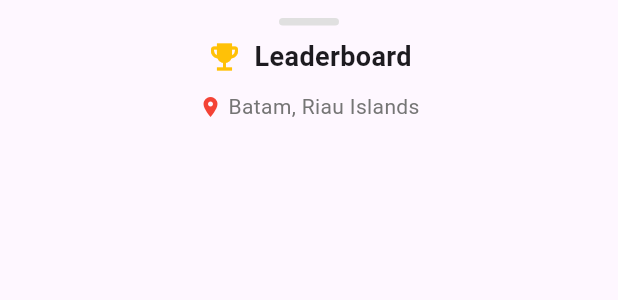
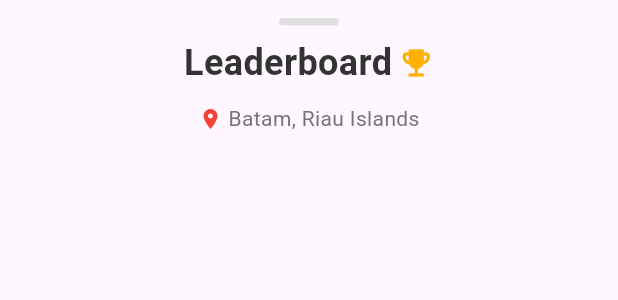
Before and after one commit to galihtra/turun, a Flutter app: the TerritoryLeaderboardContent widget shown alone on an empty page, opened directly with empty values, on a phone screen of 412 x 824 dp. Shown: the top 300 px of the screen. Run offline on Flutter 3.47's test engine with Material 3 defaults, Android fonts, the phone set to English and light mode, and no system bars; our stand-ins replace flutter_dotenv, flutter_screenutil, flutter_svg, gap, google_fonts, google_maps_flutter and 2 more; accounts and stored records are empty.

Commit message:
update territory leaderboard

```diff
--- a/lib/pages/territory_leaderboard/widgets/territory_leaderboard_content.dart
+++ b/lib/pages/territory_leaderboard/widgets/territory_leaderboard_content.dart
@@ -1,4 +1,6 @@
 import 'package:flutter/material.dart';
+import 'package:turun/resources/colors_app.dart';
+import 'package:turun/resources/styles_app.dart';
 import 'package:turun/resources/values_app.dart';
 
 class TerritoryLeaderboardContent extends StatelessWidget {
@@ -43,29 +45,45 @@ class TerritoryLeaderboardContent extends StatelessWidget {
               ),
 
               // Header
+              // Header
               Padding(
                 padding: EdgeInsets.symmetric(horizontal: 16),
                 child: Column(
+                  mainAxisAlignment: MainAxisAlignment.center,
+                  crossAxisAlignment: CrossAxisAlignment.center,
+                  children: [
+                    // Leaderboard Row - diubah menjadi Column untuk rata tengah sempurna
+                    Column(
+                      mainAxisAlignment: MainAxisAlignment.center,
+                      crossAxisAlignment: CrossAxisAlignment.center,
                       children: [
                         Row(
                           mainAxisAlignment: MainAxisAlignment.center,
+                          mainAxisSize: MainAxisSize.min,
                           children: [
-                        Icon(Icons.emoji_events, color: Colors.amber),
-                        SizedBox(width: 8),
-                        Text(
-                          "Leaderboard",
-                          style: TextStyle(
-                            fontSize: 18,
-                            fontWeight: FontWeight.bold,
-                          ),
+                            Text("Leaderboard",
+                                style: AppStyles.title1SemiBold),
+                            AppGaps.kGap4,
+                            const Icon(Icons.emoji_events,
+                                color: AppColors.yellow),
+                          ],
                         ),
                       ],
                     ),
+
                     AppGaps.kGap10,
+
+                    // Location Row - diubah menjadi Column untuk rata tengah sempurna
+                    Column(
+                      mainAxisAlignment: MainAxisAlignment.center,
+                      crossAxisAlignment: CrossAxisAlignment.center,
+                      children: [
                         Row(
                           mainAxisAlignment: MainAxisAlignment.center,
+                          mainAxisSize: MainAxisSize.min,
                           children: [
-                        Icon(Icons.location_on, size: 16, color: Colors.red),
+                            Icon(Icons.location_on,
+                                size: 16, color: Colors.red),
                             SizedBox(width: 4),
                             Text(
                               "Batam, Riau Islands",
@@ -78,8 +96,10 @@ class TerritoryLeaderboardContent extends StatelessWidget {
                         ),
                       ],
                     ),
+                  ],
                 ),
-              AppGaps.kGap10,
+              ),
+              AppGaps.kGap16,
             ],
           ),
         ),
@@ -164,8 +184,8 @@ class TerritoryLeaderboardContent extends StatelessWidget {
         children: [
           // Rank Number dengan latar belakang bulat
           Container(
-            width: 30,
-            height: 30,
+            width: 26,
+            height: 26,
             alignment: Alignment.center,
             decoration: BoxDecoration(
               color: medalColor ?? _getRankColor(rank),
@@ -175,7 +195,7 @@ class TerritoryLeaderboardContent extends StatelessWidget {
               "$rank",
               style: TextStyle(
                 fontWeight: FontWeight.bold,
-                fontSize: 16,
+                fontSize: 12,
                 color: Colors.white,
               ),
             ),
@@ -209,12 +229,11 @@ class TerritoryLeaderboardContent extends StatelessWidget {
                   name,
                   style: TextStyle(
                     fontWeight: FontWeight.bold,
-                    fontSize: 16,
+                    fontSize: 14,
                     color: isCurrentUser ? Color(0xFF2196F3) : Colors.black,
                   ),
                   overflow: TextOverflow.ellipsis,
                 ),
-
                 Text(
                   "Total Runs: $runs",
                   style: TextStyle(
@@ -225,7 +244,7 @@ class TerritoryLeaderboardContent extends StatelessWidget {
               ],
             ),
           ),
-
+          AppGaps.kGap10,
           // Area
           Text(
             area,
```
Lines whose indentation alone changed are shown as unchanged.
